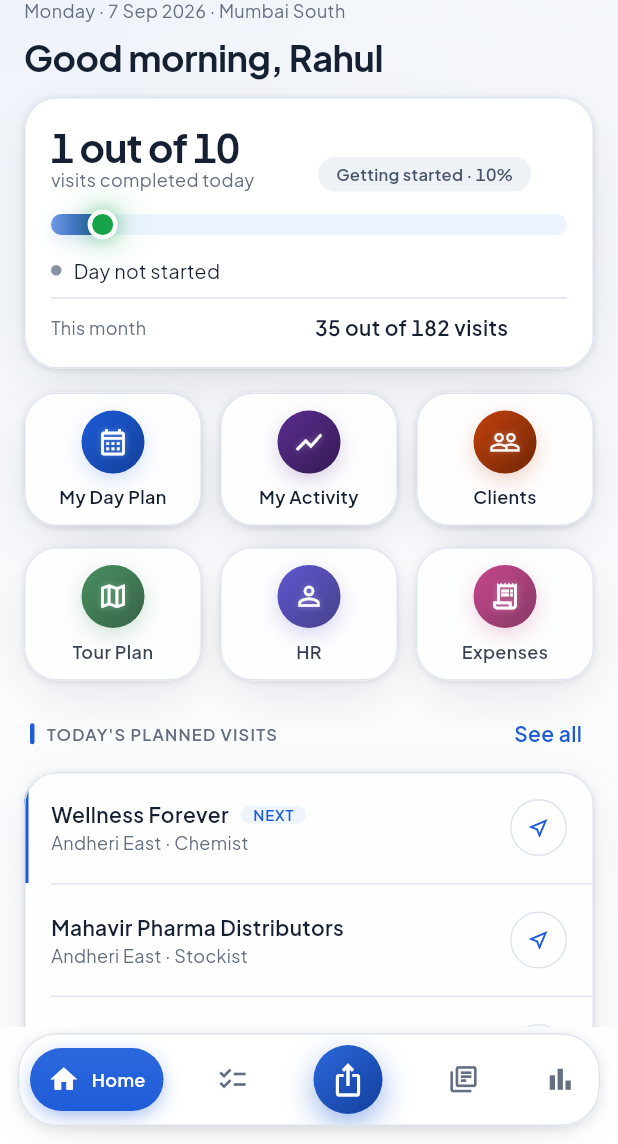
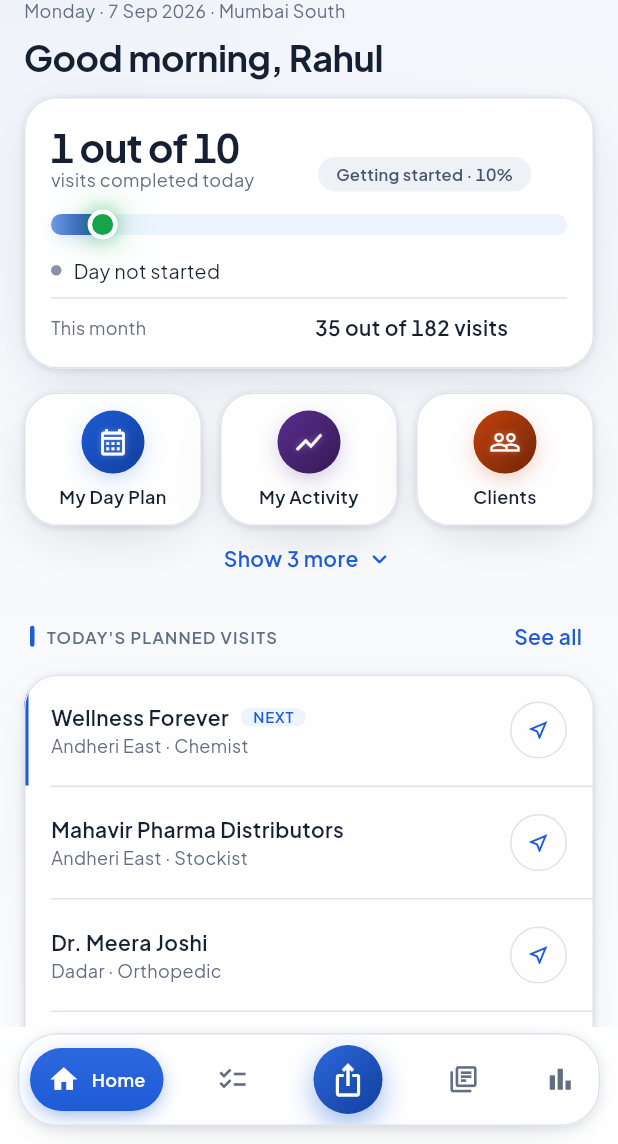
Before and after one commit to PardhaSarathy/FieldForce, a Flutter app: the screen it shows after launch, after a tap on "Sign in", on a phone screen of 412 x 824 dp, the part 92-1236 px from its top. Run offline on Flutter 3.47's test engine with Material 3 defaults, Android fonts, the phone set to English and light mode, and no system bars; our stand-ins replace fl_chart, flutter_riverpod, geolocator, go_router, share_plus; missing offline and left inert: file_saver.

Commit message:
Fold Home's module grid to the row a rep actually uses
Three of the six carry nearly all the traffic — declare the day, log a
call, look up a client — and the other three were spending a whole row of
Home on modules a rep opens now and then. Folded, the visit list starts
four rows higher: today's calls are what Home is for, and they were below
the fold.

Nothing is deleted. Tour Plan, HR and Expenses are one tap away here and
still in the side menu, which is the app's full index.

Two details. It shows `columns` rather than a hardcoded three, so the
six-across tablet layout hides nothing and offers no control — folding
there would cost a tap to reveal a row that already fit. And the control
reads **"Show 3 more"**, not "See all": the count is the reason to tap,
and this screen already carries a "See all" thirty points below it, on the
visit list, meaning something else entirely. One phrase doing two jobs on
one screen is worse than a longer phrase doing one.

The tests that reached for Expenses and Tour Plan on Home now open the row
first, which is what a rep does — they drive the real router, so leaving
them tapping a hidden tile would have been a green suite describing a
screen nobody has.

432 tests green.

Co-Authored-By: Claude Opus 5 <noreply@anthropic.com>

```diff
--- a/lib/features/home/presentation/home_screen.dart
+++ b/lib/features/home/presentation/home_screen.dart
@@ -837,6 +837,15 @@ class _QuickActionsGrid extends StatefulWidget {
 }
 
 class _QuickActionsGridState extends State<_QuickActionsGrid> {
+  /// Whether the rows below the first are showing.
+  ///
+  /// Collapsed by default. Three of the six carry nearly all the traffic —
+  /// declare the day, log a call, look up a client — and the other three were
+  /// costing a whole row of Home to the modules a rep opens now and then. The
+  /// row is not deleted, it is folded: Tour Plan, HR and Expenses are one tap
+  /// away here and still in the side menu, which is the app's full index.
+  bool _expanded = false;
+
   @override
   Widget build(BuildContext context) {
     const actions = _QuickActionsGrid.actions;
@@ -864,10 +873,24 @@ class _QuickActionsGridState extends State<_QuickActionsGrid> {
             final extent =
                 _tilePadding * 2 + _iconChip + AppSpacing.sm + labelBlock;
 
-            return GridView.builder(
+            // One row, whatever a row happens to be here.
+            //
+            // `columns`, not a hardcoded three: the grid runs six across on a
+            // tablet, where every tile already fits on one line and folding
+            // would hide something for nothing. On a phone it is three, which
+            // is the first row and the three a rep actually uses.
+            final shown = _expanded
+                ? actions
+                : actions.take(columns).toList();
+            final hidden = actions.length - shown.length;
+
+            return Column(
+              crossAxisAlignment: CrossAxisAlignment.start,
+              children: [
+                GridView.builder(
                   shrinkWrap: true,
                   physics: const NeverScrollableScrollPhysics(),
-              itemCount: actions.length,
+                  itemCount: shown.length,
                   gridDelegate: SliverGridDelegateWithFixedCrossAxisCount(
                     crossAxisCount: columns,
                     mainAxisSpacing: AppSpacing.md,
@@ -876,8 +899,58 @@ class _QuickActionsGridState extends State<_QuickActionsGrid> {
                   ),
                   itemBuilder: (context, i) => Arrive.staggered(
                     index: i,
-                child: _QuickActionTile(action: actions[i], labelLines: lines),
+                    child: _QuickActionTile(
+                      action: shown[i],
+                      labelLines: lines,
                     ),
+                  ),
+                ),
+
+                // "Show 3 more", not "See all".
+                //
+                // Two things: the count is the reason to tap — "See all" on
+                // its own gives none — and *this screen already has a "See
+                // all"*, on the visit list below, meaning something entirely
+                // different. One phrase, two jobs, thirty points apart.
+                if (hidden > 0 || _expanded)
+                  Align(
+                    alignment: Alignment.center,
+                    child: GestureDetector(
+                      onTap: () {
+                        AppHaptics.selection();
+                        setState(() => _expanded = !_expanded);
+                      },
+                      behavior: HitTestBehavior.opaque,
+                      child: Padding(
+                        padding: const EdgeInsets.only(
+                          top: AppSpacing.md,
+                          left: AppSpacing.md,
+                          right: AppSpacing.md,
+                          bottom: AppSpacing.xs,
+                        ),
+                        child: Row(
+                          mainAxisSize: MainAxisSize.min,
+                          children: [
+                            Text(
+                              _expanded ? 'Show less' : 'Show $hidden more',
+                              style: AppTypography.titleSm.copyWith(
+                                color: AppColors.brand,
+                              ),
+                            ),
+                            const SizedBox(width: AppSpacing.xs),
+                            Icon(
+                              _expanded
+                                  ? Icons.keyboard_arrow_up_rounded
+                                  : Icons.keyboard_arrow_down_rounded,
+                              size: AppSizes.iconMd,
+                              color: AppColors.brand,
+                            ),
+                          ],
+                        ),
+                      ),
+                    ),
+                  ),
+              ],
             );
           },
         ),
```
Also changed, not shown: 3 other files. Lines whose indentation alone changed are shown as unchanged.
